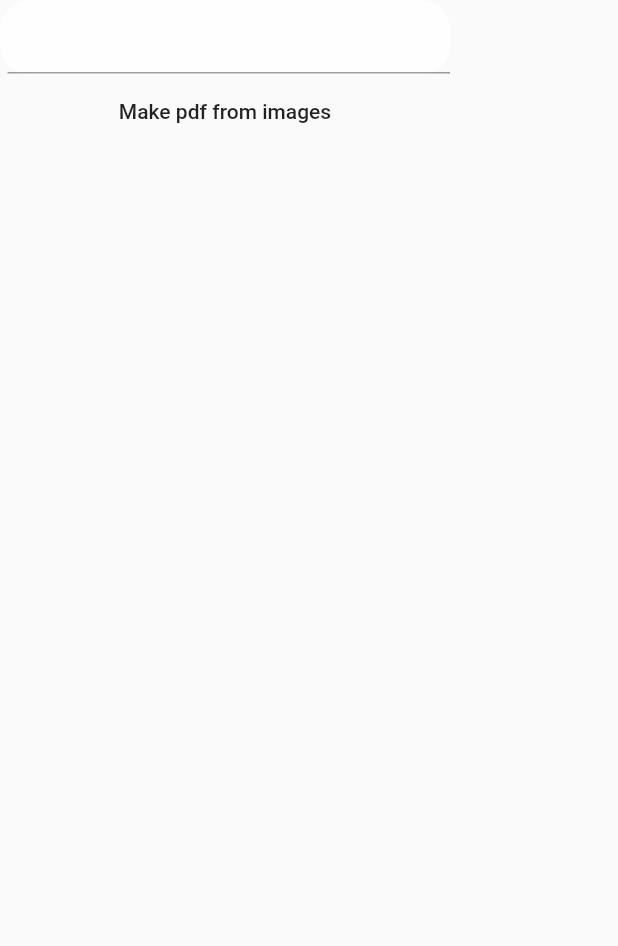
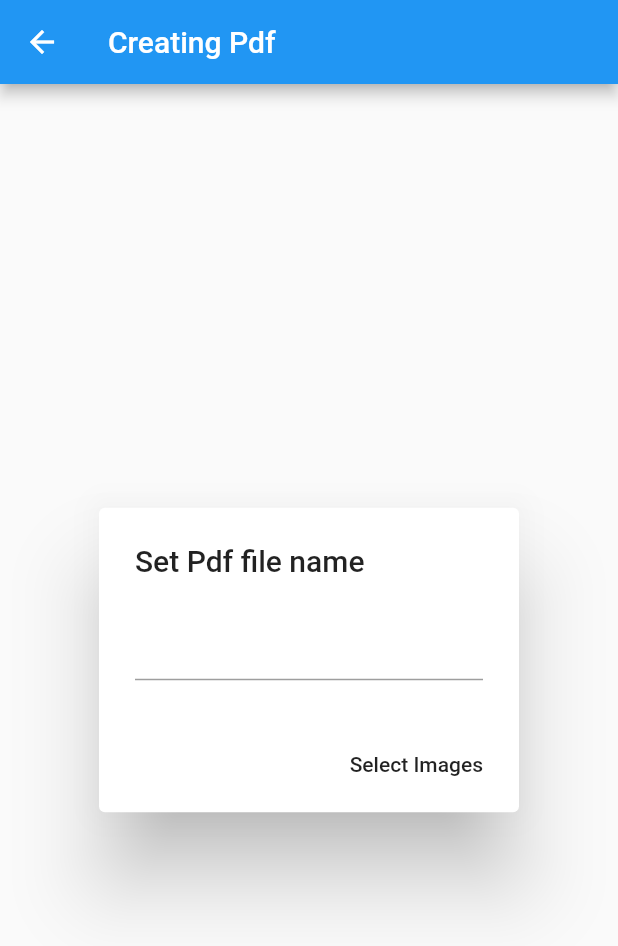
Before and after one commit to DRohan007/pdf_maker, a Flutter app: the pdf_create screen opened by its route, on a phone screen of 412 x 824 dp. Shown: the top 946 px of the screen. Run offline on Flutter 3.47's test engine with Material 2 defaults, Android fonts, the phone set to English and light mode, and no system bars; our stand-ins replace file_picker, flutter_speed_dial, pdf; missing offline and left inert: pdf_flutter.

Commit message:
Pdf_Maker: Usse AleartDialog instead of Scaffold & use Table to fix Widget fitting issue
Signed-off-by: DRohan007 <drohan940@gmail.com>

```diff
--- a/lib/createpdf.dart
+++ b/lib/createpdf.dart
@@ -11,6 +11,7 @@ class pdf_create extends StatefulWidget {
 }
 
 class _pdf_createState extends State<pdf_create> {
+  final List<TableRow> row = <TableRow>[];
   String pdf_name;
   final pdf = pw.Document();
   List<File> temp;
@@ -47,15 +48,18 @@ final images = await temp.map(
 );
 
 pdf.addPage(pw.MultiPage(
+  pageFormat: PdfPageFormat.standard,
+  margin: pw.EdgeInsets.all(5.0),
     build: (pw.Context context) => <pw.Widget>[
-      ...images.map((image){
-        return pw.Center(
-          child: pw.Image(image),
-          // heightFactor: 10.0,
-          // widthFactor: 60.0,
+        pw.Table(
+          children: [
+                ...images.map((image){
+        return pw.TableRow(
+          children: [pw.Image(image),]
           );
       }).toList(),
-
+          ]
+        ),
     ],
 ),
 );
@@ -69,37 +73,31 @@ pdf.addPage(pw.MultiPage(
   @override
   Widget build(BuildContext context) {
     return Scaffold(
+      appBar: AppBar(
+        title: Text(
+          "Creating Pdf"
+        ),
+      ),
       body: Center(
-        child: Row(
-          children: [
-            Column(
-              children: [
-                Container(
-              padding: EdgeInsets.only(left: 5.0),
-                      height: 50,
-                      width: 300,
-                      decoration: BoxDecoration(
-                        color: Colors.white70,
-                        shape: BoxShape.rectangle,
-                        borderRadius: BorderRadius.circular(20.0),
-                      ),
-                      child: Center(
-                        child: TextField(
-                          onChanged: (text){
-                            pdf_name = text;
-                          },
-                              ),
-                            ),
-                          ),
-              MaterialButton(
-                child: Text('Make pdf from images'),
+        child: AlertDialog(
+          title: Text("Set Pdf file name"),
+          content: TextField(
+            onChanged: (text){
+               pdf_name = text;
+            }
+          ),
+          actions: [
+            MaterialButton(
+              elevation: 40.0,
+                splashColor: Colors.deepPurpleAccent,
+                shape: RoundedRectangleBorder(
+                  borderRadius: BorderRadius.circular(20.0),
+                ),
+                child: Text('Select Images'),
                 onPressed: (){
                   generate_pdf();
                   Navigator.pop(context);
                 },
-              ),
-
-              ],
             ),
           ],
         ),
--- a/lib/main.dart
+++ b/lib/main.dart
@@ -28,7 +28,6 @@ class Home_Page extends StatefulWidget {
 
 class _Home_PageState extends State<Home_Page> {
   File file;
-
   @override
   Widget build(BuildContext context) {
     return Scaffold(
```
